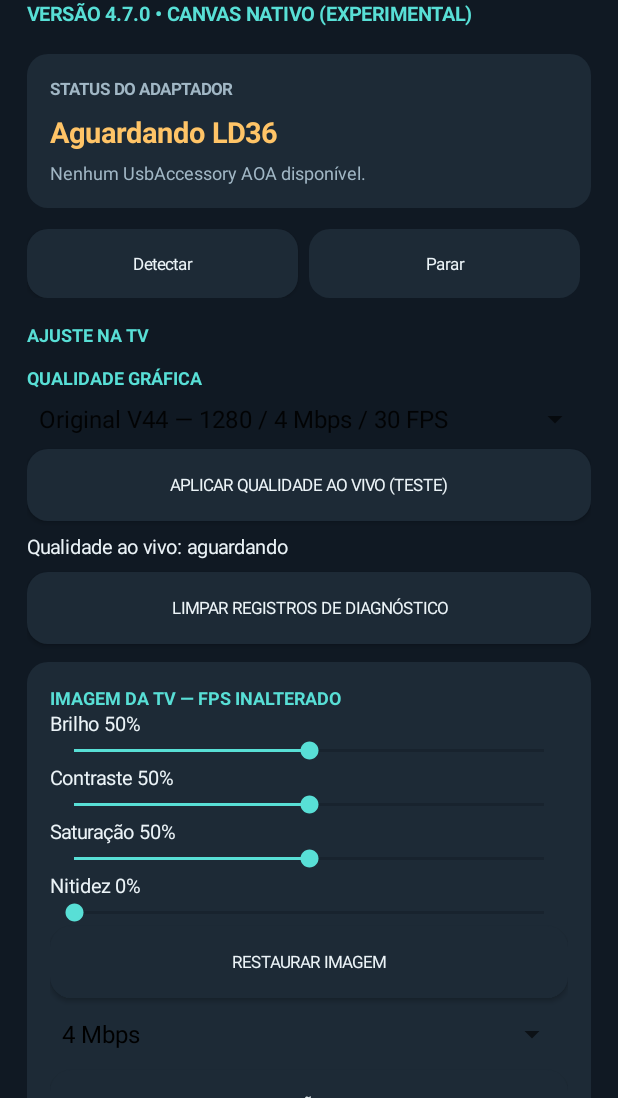
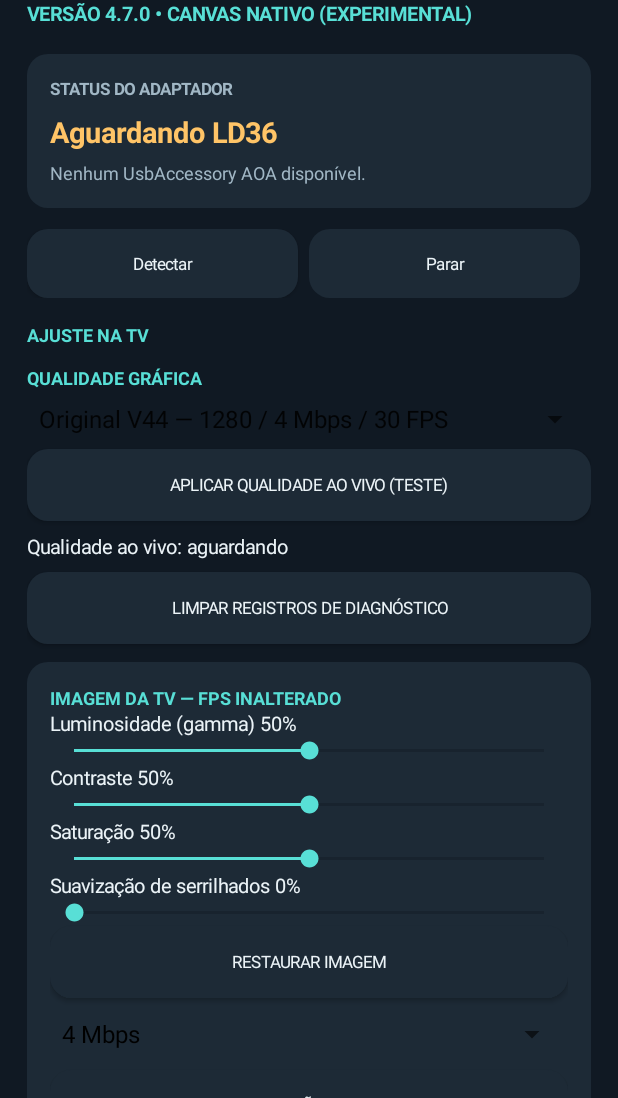
Before and after one commit to amorim220-design/NURA-LD36-Diagnostic, an Android app: the screen it shows after launch (MainActivity), on a phone screen of 412 x 824 dp, the part 138-1236 px from its top. Run offline under Robolectric (Android 15) with nearby library versions, the phone set to English and light mode, and no system bars.

Commit message:
V53 luminance and edge smoothing build

```diff
--- a/app/src/main/java/com/nura/ld36diagnostic/MainActivity.java
+++ b/app/src/main/java/com/nura/ld36diagnostic/MainActivity.java
@@ -468,7 +468,7 @@ public final class MainActivity extends Activity {
         imageCard.addView(text("IMAGEM DA TV — FPS INALTERADO",12,ACCENT,Typeface.BOLD));
         final int[] imageValues = {50,50,50,0};
         final android.widget.SeekBar[] bars = new android.widget.SeekBar[4];
-        final String[] labels = {"Brilho","Contraste","Saturação","Nitidez"};
+        final String[] labels = {"Luminosidade (gamma)","Contraste","Saturação","Suavização de serrilhados"};
         Runnable applyImage = () -> {
             if (!videoStarted || !running.get()) return;
             Intent i = new Intent(this,MirrorProjectionService.class).setAction(MirrorProjectionService.ACTION_IMAGE);
```
